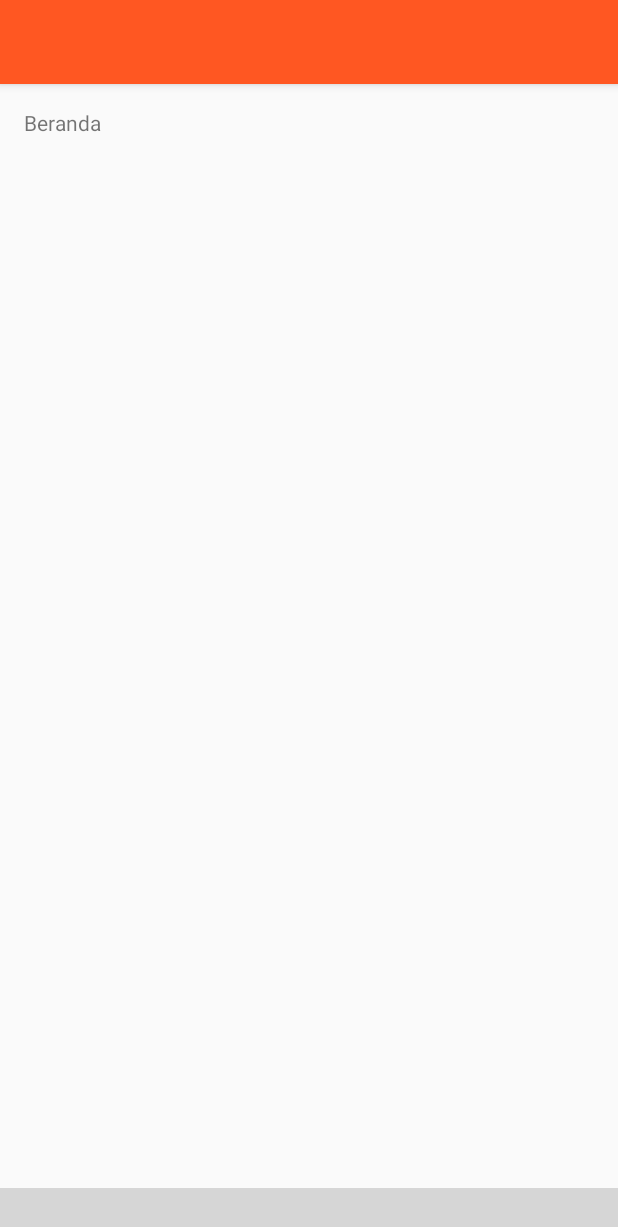
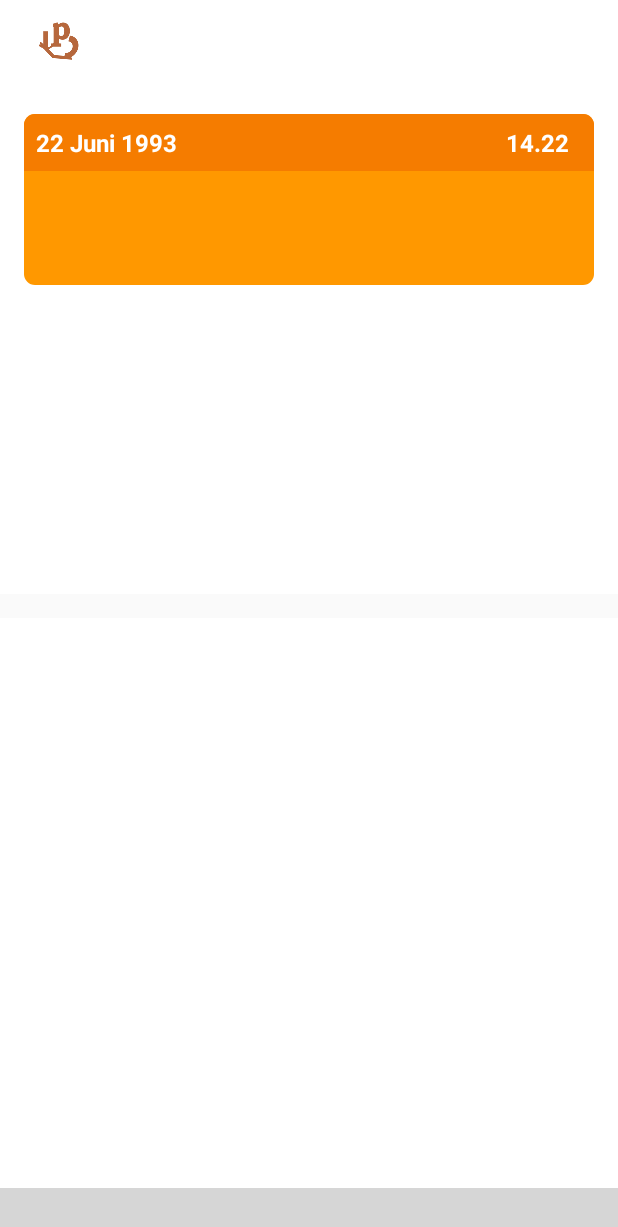
Before and after one commit to manggaraaaa/PTJ-Mobile, an Android app: the layout activity_main.xml on its own in the app's theme, with its tools: preview values and no code run, on a phone screen of 412 x 824 dp. Shown: the top 1227 px of the screen. Run offline under Robolectric (Android 15) with nearby library versions, the phone set to English and light mode, and no system bars; plain views replace BottomNavigationViewEx; grey boxes are pictures that could not be loaded.

Commit message:
restyle main_activity

```diff
--- a/app/src/main/java/com/muhammadaa/ptj/MainActivity.java
+++ b/app/src/main/java/com/muhammadaa/ptj/MainActivity.java
@@ -16,12 +16,8 @@ import butterknife.ButterKnife;
 
 public class MainActivity extends AppCompatActivity {
 
-    @BindView(R.id.message)
-    TextView mTextMessage;
     @BindView(R.id.navigation)
     BottomNavigationViewEx navigation;
-    @BindView(R.id.main_toolbar)
-    Toolbar mToolbar;
 
     private BottomNavigationView.OnNavigationItemSelectedListener mOnNavigationItemSelectedListener
             = new BottomNavigationView.OnNavigationItemSelectedListener() {
@@ -30,16 +26,12 @@ public class MainActivity extends AppCompatActivity {
         public boolean onNavigationItemSelected(@NonNull MenuItem item) {
             switch (item.getItemId()) {
                 case R.id.navigation_home:
-                    mTextMessage.setText(R.string.title_home);
                     return true;
                 case R.id.navigation_order:
-                    mTextMessage.setText(R.string.title_order);
                     return true;
                 case R.id.navigation_article:
-                    mTextMessage.setText(R.string.title_article);
                     return true;
                 case R.id.navigation_more:
-                    mTextMessage.setText(R.string.title_more);
                     return true;
             }
             return false;
@@ -54,8 +46,6 @@ public class MainActivity extends AppCompatActivity {
 
         ButterKnife.bind(this);
 
-        setSupportActionBar(mToolbar);
-
         navigation.enableAnimation(false);
         navigation.enableShiftingMode(false);
         navigation.setOnNavigationItemSelectedListener(mOnNavigationItemSelectedListener);
--- a/app/src/main/res/layout/activity_main.xml
+++ b/app/src/main/res/layout/activity_main.xml
@@ -1,46 +1,145 @@
 <?xml version="1.0" encoding="utf-8"?>
-<LinearLayout xmlns:android="http://schemas.android.com/apk/res/android"
+<android.support.design.widget.CoordinatorLayout xmlns:android="http://schemas.android.com/apk/res/android"
     xmlns:app="http://schemas.android.com/apk/res-auto"
     xmlns:tools="http://schemas.android.com/tools"
     android:id="@+id/container"
     android:layout_width="match_parent"
     android:layout_height="match_parent"
-    android:orientation="vertical"
+    android:fitsSystemWindows="true"
     tools:context="com.muhammadaa.ptj.MainActivity">
 
     <android.support.design.widget.AppBarLayout
         android:layout_width="match_parent"
-        android:layout_height="?android:attr/actionBarSize"
-        android:theme="@style/AppTheme.AppBarOverlay">
+        android:layout_height="wrap_content"
+        android:fitsSystemWindows="true"
+        android:theme="@style/ThemeOverlay.AppCompat.Dark.ActionBar">
+
+        <android.support.design.widget.CollapsingToolbarLayout
+            android:id="@+id/collapsing_toolbar"
+            android:layout_width="match_parent"
+            android:layout_height="match_parent"
+            android:background="@color/md_white"
+            android:fitsSystemWindows="true"
+            app:contentScrim="@color/md_white"
+            app:expandedTitleMarginEnd="64dp"
+            app:expandedTitleMarginStart="48dp"
+            app:layout_scrollFlags="scroll|exitUntilCollapsed">
+
+            <RelativeLayout
+                android:layout_width="match_parent"
+                android:layout_height="76dp">
+
+            </RelativeLayout>
 
             <android.support.v7.widget.Toolbar
                 android:id="@+id/main_toolbar"
                 android:layout_width="match_parent"
-                android:layout_height="match_parent"
-                app:popupTheme="@style/AppTheme.PopupOverlay">
+                android:layout_height="?attr/actionBarSize"
+                android:background="@color/md_white"
+                app:layout_collapseMode="pin"
+                app:popupTheme="@style/ThemeOverlay.AppCompat.Light">
 
+                <ImageView
+                    android:layout_width="wrap_content"
+                    android:layout_height="wrap_content"
+                    android:scaleType="matrix"
+                    android:src="@mipmap/ic_ptj_brown" />
 
             </android.support.v7.widget.Toolbar>
 
+        </android.support.design.widget.CollapsingToolbarLayout>
+
     </android.support.design.widget.AppBarLayout>
 
-    <FrameLayout
-        android:id="@+id/content"
+    <android.support.v4.widget.NestedScrollView
+        android:id="@+id/scroll"
         android:layout_width="match_parent"
-        android:layout_height="0dp"
-        android:layout_weight="1">
+        android:layout_height="match_parent"
+        android:clipToPadding="false"
+        android:fillViewport="true"
+        app:layout_behavior="@string/appbar_scrolling_view_behavior">
 
-        <TextView
-            android:id="@+id/message"
+        <FrameLayout
             android:layout_width="match_parent"
-            android:layout_height="wrap_content"
-            android:layout_marginBottom="@dimen/activity_vertical_margin"
-            android:layout_marginLeft="@dimen/activity_horizontal_margin"
-            android:layout_marginRight="@dimen/activity_horizontal_margin"
-            android:layout_marginTop="@dimen/activity_vertical_margin"
-            android:text="@string/title_home" />
+            android:layout_height="match_parent">
 
-    </FrameLayout>
+            <RelativeLayout
+                android:layout_width="match_parent"
+                android:layout_height="match_parent">
+
+                <LinearLayout
+                    android:id="@+id/container_top"
+                    android:layout_width="match_parent"
+                    android:layout_height="320dp"
+                    android:background="@color/md_white"
+                    android:orientation="vertical">
+
+                    <RelativeLayout
+                        android:layout_width="match_parent"
+                        android:layout_height="wrap_content"
+                        android:layout_marginLeft="16dp"
+                        android:layout_marginRight="16dp"
+                        android:background="@drawable/corner">
+
+                        <LinearLayout
+                            android:id="@+id/menu_one"
+                            android:layout_width="match_parent"
+                            android:layout_height="wrap_content"
+                            android:background="@drawable/corner_top"
+                            android:orientation="horizontal">
+
+                            <TextView
+                                style="@style/Base.TextAppearance.AppCompat.Subhead"
+                                android:layout_width="0dp"
+                                android:layout_height="wrap_content"
+                                android:layout_weight="4"
+                                android:padding="8dp"
+                                android:text="22 Juni 1993"
+                                android:textColor="@color/md_white"
+                                android:textStyle="bold" />
+
+                            <TextView
+                                style="@style/Base.TextAppearance.AppCompat.Subhead"
+                                android:layout_width="0dp"
+                                android:layout_height="wrap_content"
+                                android:layout_weight="1"
+                                android:gravity="center"
+                                android:padding="8dp"
+                                android:text="14.22"
+                                android:textColor="@color/md_white"
+                                android:textStyle="bold" />
+
+                        </LinearLayout>
+
+                        <LinearLayout
+                            android:id="@+id/menu_two"
+                            android:layout_width="match_parent"
+                            android:layout_height="76dp"
+                            android:layout_below="@+id/menu_one"
+                            android:orientation="vertical">
+
+                        </LinearLayout>
+
+                    </RelativeLayout>
+
+                </LinearLayout>
+
+                <LinearLayout
+                    android:id="@+id/container_bottom"
+                    android:layout_width="match_parent"
+                    android:layout_height="match_parent"
+                    android:layout_below="@+id/container_top"
+                    android:layout_marginTop="16dp"
+                    android:background="@color/md_white"
+                    android:orientation="vertical">
+
+                </LinearLayout>
+
+            </RelativeLayout>
+
+        </FrameLayout>
+
+    </android.support.v4.widget.NestedScrollView>
 
     <com.ittianyu.bottomnavigationviewex.BottomNavigationViewEx
         android:id="@+id/navigation"
@@ -50,4 +149,4 @@
         android:background="?android:attr/windowBackground"
         app:menu="@menu/navigation" />
 
-</LinearLayout>
+</android.support.design.widget.CoordinatorLayout>
--- /dev/null
+++ b/app/src/main/res/layout/content_main.xml
@@ -0,0 +1,6 @@
+<?xml version="1.0" encoding="utf-8"?>
+<LinearLayout xmlns:android="http://schemas.android.com/apk/res/android"
+    android:orientation="vertical" android:layout_width="match_parent"
+    android:layout_height="match_parent">
+
+</LinearLayout>
```
